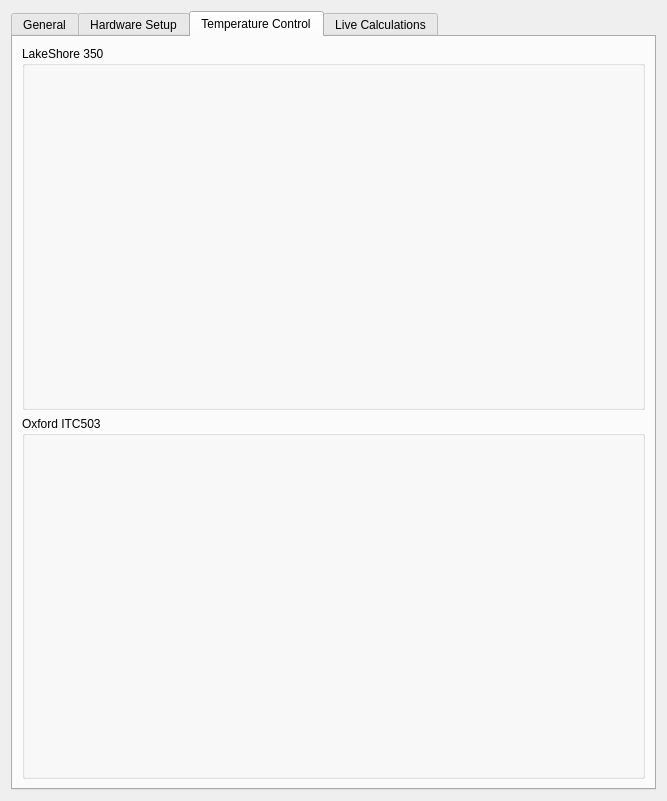
This is configurations/settings_global.ui in Cryostat-GUI/Cryostat-GUI as Qt 5 draws it before an edit. The edited form follows.
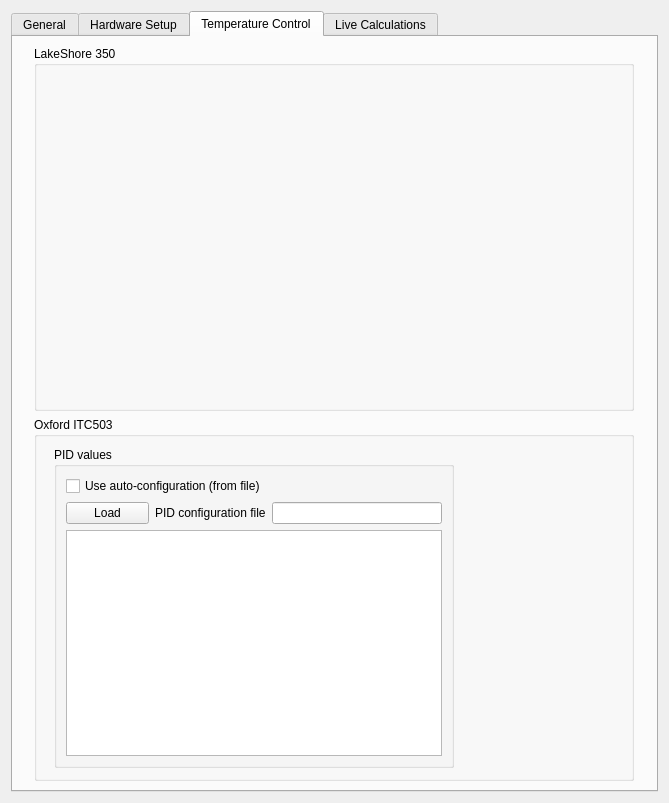
This is the edited form. The open tabs and pages were chosen to show the change.

Commit message: start of implementation in settings window

Diff of the .ui file:
```diff
--- a/configurations/settings_global.ui
+++ b/configurations/settings_global.ui
@@ -6,8 +6,8 @@
    <rect>
     <x>0</x>
     <y>0</y>
-    <width>667</width>
-    <height>801</height>
+    <width>669</width>
+    <height>803</height>
    </rect>
   </property>
   <property name="windowTitle">
@@ -449,9 +449,70 @@
        </item>
        <item row="1" column="0">
         <widget class="QGroupBox" name="groupBox_2">
+         <property name="maximumSize">
+          <size>
+           <width>600</width>
+           <height>400</height>
+          </size>
+         </property>
          <property name="title">
           <string>Oxford ITC503</string>
          </property>
+         <widget class="QGroupBox" name="groupBox_3">
+          <property name="geometry">
+           <rect>
+            <x>20</x>
+            <y>30</y>
+            <width>400</width>
+            <height>321</height>
+           </rect>
+          </property>
+          <property name="maximumSize">
+           <size>
+            <width>400</width>
+            <height>500</height>
+           </size>
+          </property>
+          <property name="title">
+           <string>PID values</string>
+          </property>
+          <layout class="QGridLayout" name="gridLayout_7">
+           <item row="0" column="0" colspan="2">
+            <widget class="QCheckBox" name="checkUseAuto">
+             <property name="text">
+              <string>Use auto-configuration (from file)</string>
+             </property>
+            </widget>
+           </item>
+           <item row="1" column="0">
+            <widget class="QPushButton" name="pushConfLoad">
+             <property name="text">
+              <string>Load</string>
+             </property>
+            </widget>
+           </item>
+           <item row="1" column="1">
+            <widget class="QLabel" name="label_8">
+             <property name="text">
+              <string>PID configuration file</string>
+             </property>
+            </widget>
+           </item>
+           <item row="2" column="0" colspan="3">
+            <widget class="QTextBrowser" name="textConfShow">
+             <property name="maximumSize">
+              <size>
+               <width>500</width>
+               <height>500</height>
+              </size>
+             </property>
+            </widget>
+           </item>
+           <item row="1" column="2">
+            <widget class="QLineEdit" name="lineConfFile"/>
+           </item>
+          </layout>
+         </widget>
         </widget>
        </item>
       </layout>
```
Left out of the diff: 6 changed lines with no effect on the pictures. The commit also changes 1 other file.
